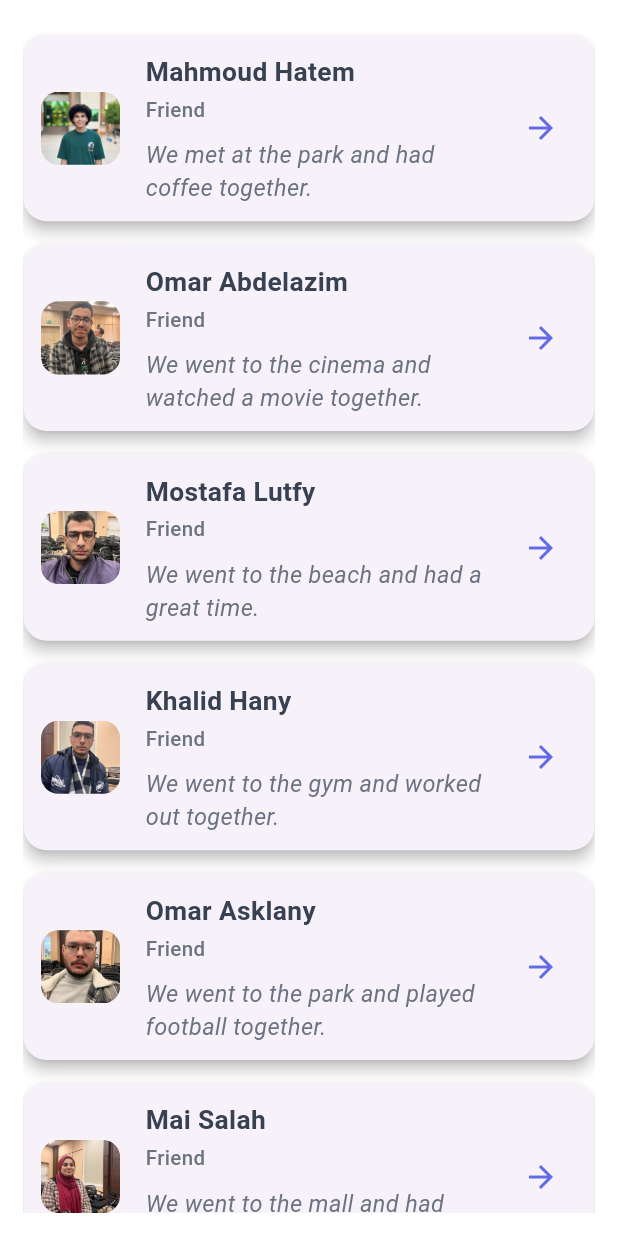
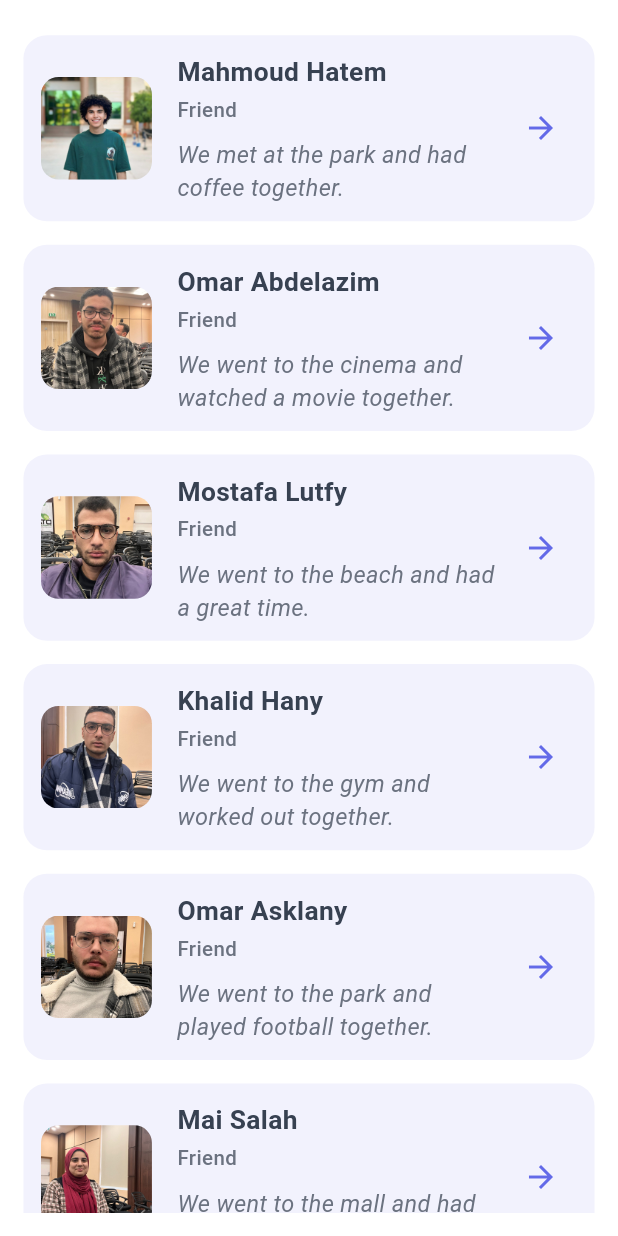
Before and after one commit to mahmoudhatems/reveria, a Flutter app: the MemoryAidScreen screen opened directly, on a phone screen of 412 x 824 dp. Run offline on Flutter 3.47's test engine with Material 3 defaults, Android fonts, the phone set to English and light mode, and no system bars; our stand-ins replace firebase_auth, firebase_core, flutter_screenutil, flutter_svg, fluttertoast, google_nav_bar and 1 more; accounts and stored records are empty.

Commit message:
Update MemoryCard styling: change elevation to 0, adjust image dimensions, and set background color

```diff
--- a/lib/core/features/memmory/ui/memory_screen.dart
+++ b/lib/core/features/memmory/ui/memory_screen.dart
@@ -87,11 +87,12 @@ class MemoryCard extends StatelessWidget {
   @override
   Widget build(BuildContext context) {
     return Card(
+      color: ColorsManager.primaryColorbackLight,
       margin: EdgeInsets.symmetric(vertical: 8.h),
       shape: RoundedRectangleBorder(
         borderRadius: BorderRadius.circular(16.r),
       ),
-      elevation: 4,
+      elevation: 0,
       child: Padding(
         padding: EdgeInsets.all(12.h),
         child: Row(
@@ -101,8 +102,8 @@ class MemoryCard extends StatelessWidget {
               borderRadius: BorderRadius.circular(12.r),
               child: Image.asset(
                 imageUrl,
-                width: 50.w,
-                height: 50.h,
+                width: 70.w,
+                height: 70.h,
                 fit: BoxFit.cover,
               ),
             ),
```
